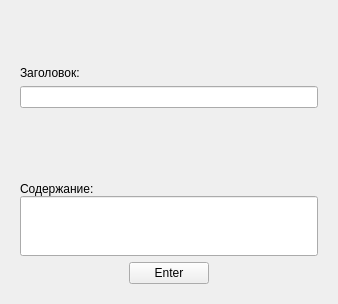
Above: ui/task_create.ui from hqkqne/orbixProto before the change. Below: the same form after it.
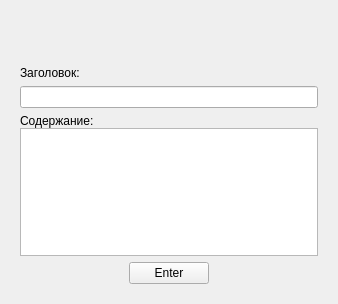
That is the form after the change.

Commit message: probably clear task_widget

What changed in the file:
```diff
--- a/ui/task_create.ui
+++ b/ui/task_create.ui
@@ -97,14 +97,7 @@
            </widget>
           </item>
           <item>
-           <widget class="QLineEdit" name="lineEdit_2">
-            <property name="minimumSize">
-             <size>
-              <width>0</width>
-              <height>60</height>
-             </size>
-            </property>
-           </widget>
+           <widget class="QPlainTextEdit" name="content"/>
           </item>
          </layout>
         </item>
```
Left out of the diff: 2 changed lines with no effect on the pictures. The commit also changes 2 other files.
